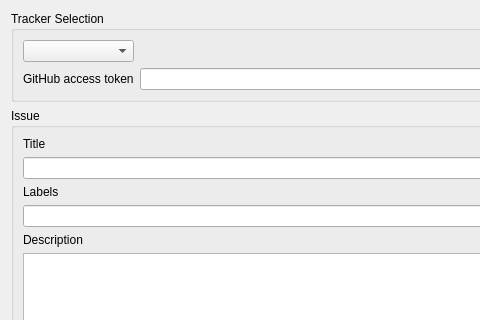
First picture: the form in main_widget.ui, repository lutraconsulting/qgis-report-plugin, before the edit; both pictures show x 0 to 480 and y 0 to 320 of the 594 by 643 pixel window.
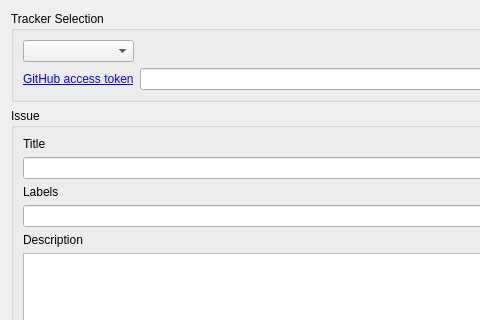
Second picture: the form after the edit.

What changed in the file:
```diff
--- a/main_widget.ui
+++ b/main_widget.ui
@@ -45,7 +45,13 @@
       <item row="3" column="0">
        <widget class="QLabel" name="label">
         <property name="text">
-         <string>GitHub access token</string>
+         <string>&lt;a href=&quot;https://github.com/settings/tokens/new&quot;&gt; GitHub access token&lt;/a&gt;</string>
+        </property>
+        <property name="textFormat">
+         <enum>Qt::RichText</enum>
+        </property>
+        <property name="openExternalLinks">
+         <bool>true</bool>
         </property>
        </widget>
       </item>
```
Left out of the diff: 8 changed lines with no effect on the pictures.
